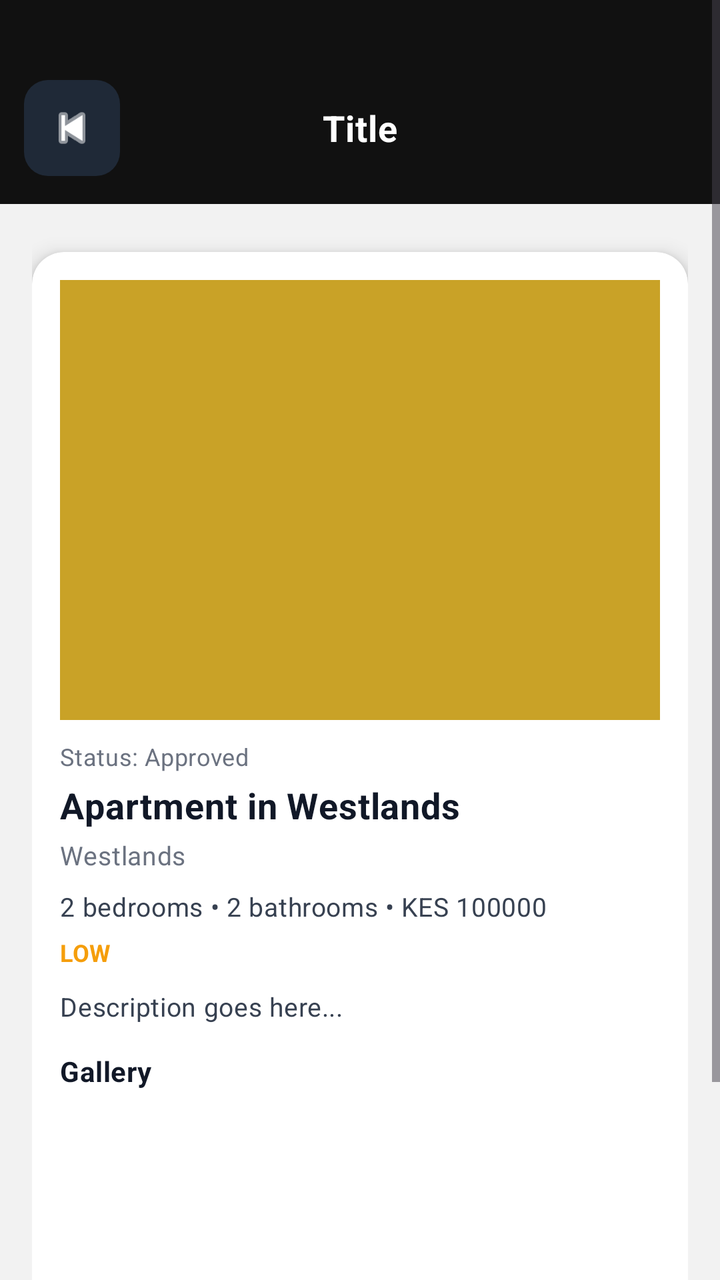
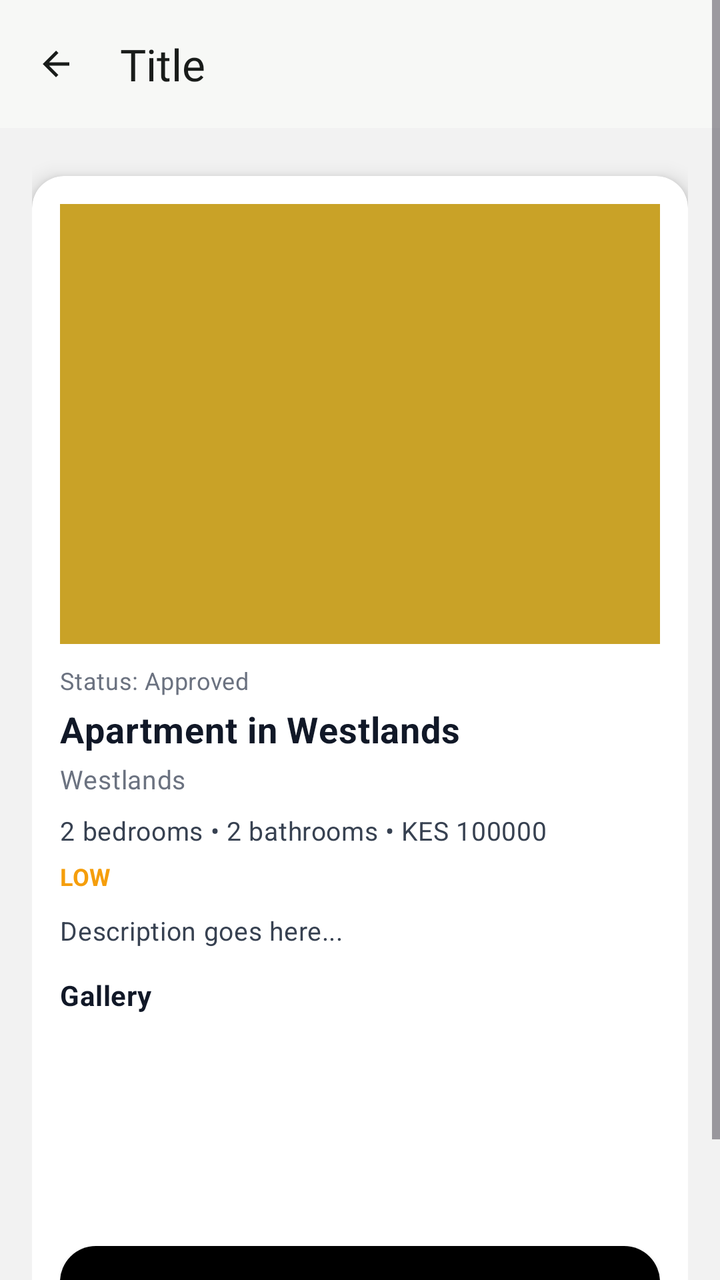

Before-and-after screenshots of an Android layout around one commit, followed by the original layout XML and the change that was made.
<!-- AndroidManifest.xml: application theme Theme.KodiWise -->
<!-- res/layout/activity_property_detail.xml -->
<?xml version="1.0" encoding="utf-8"?>
<ScrollView xmlns:android="http://schemas.android.com/apk/res/android"
    xmlns:app="http://schemas.android.com/apk/res-auto"
    android:layout_width="match_parent"
    android:layout_height="match_parent"
    android:background="#F2F2F2"
    android:fillViewport="true">

    <LinearLayout
        android:layout_width="match_parent"
        android:layout_height="wrap_content"
        android:orientation="vertical">

        <include layout="@layout/include_back_header" />

        <LinearLayout
            android:layout_width="match_parent"
            android:layout_height="wrap_content"
            android:orientation="vertical"
            android:padding="16dp">

            <androidx.cardview.widget.CardView
                android:layout_width="match_parent"
                android:layout_height="wrap_content"
                android:layout_marginTop="8dp"
                android:layout_marginBottom="18dp"
                app:cardCornerRadius="16dp"
                app:cardElevation="6dp">

                <LinearLayout
                    android:layout_width="match_parent"
                    android:layout_height="wrap_content"
                    android:orientation="vertical"
                    android:padding="14dp">

                    <ImageView
                        android:id="@+id/ivCover"
                        android:layout_width="match_parent"
                        android:layout_height="220dp"
                        android:scaleType="centerCrop"
                        android:background="#E5E7EB"
                        android:src="@drawable/ic_launcher_background" />

                    <TextView
                        android:id="@+id/tvStatus"
                        android:layout_width="wrap_content"
                        android:layout_height="wrap_content"
                        android:layout_marginTop="10dp"
                        android:text="Status: Approved"
                        android:textColor="#6B7280"
                        android:textSize="12sp" />

                    <TextView
                        android:id="@+id/tvTitle"
                        android:layout_width="match_parent"
                        android:layout_height="wrap_content"
                        android:layout_marginTop="4dp"
                        android:text="Apartment in Westlands"
                        android:textColor="#111827"
                        android:textSize="18sp"
                        android:textStyle="bold" />

                    <TextView
                        android:id="@+id/tvLocation"
                        android:layout_width="match_parent"
                        android:layout_height="wrap_content"
                        android:layout_marginTop="4dp"
                        android:text="Westlands"
                        android:textColor="#6B7280"
                        android:textSize="13sp" />

                    <TextView
                        android:id="@+id/tvMeta"
                        android:layout_width="match_parent"
                        android:layout_height="wrap_content"
                        android:layout_marginTop="8dp"
                        android:text="2 bedrooms • 2 bathrooms • KES 100000"
                        android:textColor="#374151"
                        android:textSize="13sp" />

                    <TextView
                        android:id="@+id/tvBand"
                        android:layout_width="wrap_content"
                        android:layout_height="wrap_content"
                        android:layout_marginTop="6dp"
                        android:text="LOW"
                        android:textStyle="bold"
                        android:textSize="12sp"
                        android:textColor="#F59E0B" />

                    <TextView
                        android:id="@+id/tvDesc"
                        android:layout_width="match_parent"
                        android:layout_height="wrap_content"
                        android:layout_marginTop="10dp"
                        android:text="Description goes here..."
                        android:textColor="#374151"
                        android:textSize="13sp" />

                    <TextView
                        android:layout_width="match_parent"
                        android:layout_height="wrap_content"
                        android:layout_marginTop="14dp"
                        android:text="Gallery"
                        android:textColor="#111827"
                        android:textSize="14sp"
                        android:textStyle="bold" />

                    <androidx.recyclerview.widget.RecyclerView
                        android:id="@+id/rvGallery"
                        android:layout_width="match_parent"
                        android:layout_height="92dp"
                        android:layout_marginTop="8dp"
                        android:clipToPadding="false" />

                    <androidx.appcompat.widget.AppCompatButton
                        android:id="@+id/btnViewAr"
                        android:layout_width="match_parent"
                        android:layout_height="48dp"
                        android:layout_marginTop="16dp"
                        android:text="View in AR"
                        android:textAllCaps="false"
                        android:textColor="#FFFFFF"
                        android:textStyle="bold"
                        android:textSize="14sp"
                        android:background="@drawable/btn_black_rounded"
                        android:backgroundTint="@null" />

                </LinearLayout>

            </androidx.cardview.widget.CardView>

        </LinearLayout>

    </LinearLayout>
</ScrollView>
<!-- res/layout/include_back_header.xml (included above) -->
<?xml version="1.0" encoding="utf-8"?>
<LinearLayout xmlns:android="http://schemas.android.com/apk/res/android"
    xmlns:app="http://schemas.android.com/apk/res-auto"
    android:id="@+id/backHeaderRoot"
    android:layout_width="match_parent"
    android:layout_height="wrap_content"
    android:orientation="horizontal"
    android:gravity="center_vertical"
    android:background="#111111"
    android:paddingStart="12dp"
    android:paddingEnd="12dp"
    android:paddingTop="40dp"
    android:paddingBottom="14dp">

    <androidx.appcompat.widget.AppCompatImageButton
        android:id="@+id/btnBackHeader"
        android:layout_width="48dp"
        android:layout_height="48dp"
        android:background="@drawable/bg_header_icon"
        android:contentDescription="Back"
        android:padding="10dp"
        android:scaleType="centerInside"
        android:src="@android:drawable/ic_media_previous"
        app:tint="#FFFFFF" />

    <TextView
        android:id="@+id/tvHeaderTitle"
        android:layout_width="0dp"
        android:layout_height="wrap_content"
        android:layout_weight="1"
        android:gravity="center"
        android:text="Title"
        android:textColor="#FFFFFF"
        android:textStyle="bold"
        android:textSize="18sp"
        android:paddingStart="8dp"
        android:paddingEnd="8dp" />

    <Space
        android:layout_width="48dp"
        android:layout_height="48dp" />

</LinearLayout>
<!-- resources referenced by this layout -->
<resources>
  <!-- drawable bg_header_icon (drawable) -->
  <?xml version="1.0" encoding="utf-8"?>
  <shape xmlns:android="http://schemas.android.com/apk/res/android">
      <solid android:color="#1F2937" />
      <corners android:radius="12dp" />
  </shape>
  <style name="Theme.KodiWise" parent="Base.Theme.KodiWise" />
  <color name="kw_brand_gold">#C9A227</color>
  <color name="kw_primary">#0B5D3B</color>
  <color name="kw_on_primary">#FFFFFF</color>
  <color name="kw_primary_container">#CDEBD9</color>
  <color name="kw_on_primary_container">#002114</color>
  <color name="kw_secondary">#C9A227</color>
  <color name="kw_on_secondary">#1F1B00</color>
  <color name="kw_secondary_container">#FFF1C2</color>
  <color name="kw_on_secondary_container">#3D2F00</color>
  <color name="kw_tertiary">#3E6553</color>
  <color name="kw_on_tertiary">#FFFFFF</color>
  <color name="kw_tertiary_container">#C0EBD4</color>
  <color name="kw_on_tertiary_container">#002114</color>
  <color name="kw_error">#B3261E</color>
  <color name="kw_on_error">#FFFFFF</color>
  <color name="kw_error_container">#F9DEDC</color>
  <color name="kw_on_error_container">#410E0B</color>
  <color name="kw_background">#F7F8F6</color>
  <color name="kw_on_background">#191C1A</color>
  <color name="kw_surface">#FFFFFF</color>
  <color name="kw_on_surface">#191C1A</color>
  <color name="kw_surface_variant">#DCE5DD</color>
  <color name="kw_on_surface_variant">#404943</color>
  <color name="kw_outline">#707973</color>
  <color name="kw_outline_variant">#C0C9C1</color>
  <color name="kw_surface_container_lowest">#FFFFFF</color>
  <color name="kw_surface_container_low">#F2F4F1</color>
  <color name="kw_surface_container">#ECEFEB</color>
  <color name="kw_surface_container_high">#E6E9E5</color>
  <color name="kw_surface_container_highest">#E1E3DF</color>
  <color name="kw_surface_dim">#D8DBD7</color>
  <color name="kw_surface_bright">#F7F8F6</color>
  <color name="kw_inverse_surface">#2E312E</color>
  <color name="kw_inverse_on_surface">#EFF1ED</color>
  <color name="kw_inverse_primary">#8FD5AE</color>
  <style name="Widget.KodiWise.TextView" parent="Widget.AppCompat.TextView">
          <item name="android:textAppearance">@style/TextAppearance.KodiWise.BodyMedium</item>
      </style>
  <style name="TextAppearance.KodiWise.BodyLarge" parent="TextAppearance.Material3.BodyLarge">
          
          <item name="android:textViewStyle">@style/Widget.KodiWise.TextView</item>
      </style>
  <style name="TextAppearance.KodiWise.BodyMedium" parent="TextAppearance.Material3.BodyMedium">
          
          <item name="android:textViewStyle">@style/Widget.KodiWise.TextView</item>
      </style>
  <style name="TextAppearance.KodiWise.BodySmall" parent="TextAppearance.Material3.BodySmall">
          
          <item name="android:textViewStyle">@style/Widget.KodiWise.TextView</item>
      </style>
  <style name="ShapeAppearance.KodiWise.Large" parent="ShapeAppearance.Material3.Corner.Large">
          <item name="cornerFamily">rounded</item>
          <item name="cornerSize">16dp</item>
      </style>
  <style name="Widget.KodiWise.Chip" parent="Widget.Material3.Chip.Filter" />
  <style name="Widget.KodiWise.CheckBox" parent="Widget.Material3.CompoundButton.CheckBox">
          <item name="android:minHeight">48dp</item>
      </style>
  <color name="kw_card">#FFFFFF</color>
  <color name="kw_card_stroke">#E1E5E1</color>
  <style name="Widget.KodiWise.BottomNav.NoIndicator" parent="Widget.Material3.BottomNavigationView.ActiveIndicator">
          <item name="android:color">@android:color/transparent</item>
      </style>
  <!-- unchanged entries left out for length: 21 -->
</resources>

<!-- the commit's change to res/layout/activity_property_detail.xml (unified diff, before → after) -->
@@ -1,5 +1,6 @@
 <?xml version="1.0" encoding="utf-8"?>
 <ScrollView xmlns:android="http://schemas.android.com/apk/res/android"
+    android:fitsSystemWindows="true"
     xmlns:app="http://schemas.android.com/apk/res-auto"
     android:layout_width="match_parent"
     android:layout_height="match_parent"
@@ -141,40 +142,31 @@
     android:id="@+id/backHeaderRoot"
     android:layout_width="match_parent"
     android:layout_height="wrap_content"
+    android:background="?android:attr/colorBackground"
+    android:gravity="center_vertical"
+    android:minHeight="64dp"
     android:orientation="horizontal"
-    android:gravity="center_vertical"
-    android:background="#111111"
-    android:paddingStart="12dp"
-    android:paddingEnd="12dp"
-    android:paddingTop="40dp"
-    android:paddingBottom="14dp">
+    android:paddingStart="4dp"
+    android:paddingEnd="16dp">
 
-    <androidx.appcompat.widget.AppCompatImageButton
+    <com.google.android.material.button.MaterialButton
         android:id="@+id/btnBackHeader"
+        style="@style/Widget.Material3.Button.IconButton"
         android:layout_width="48dp"
         android:layout_height="48dp"
-        android:background="@drawable/bg_header_icon"
-        android:contentDescription="Back"
-        android:padding="10dp"
-        android:scaleType="centerInside"
-        android:src="@android:drawable/ic_media_previous"
-        app:tint="#FFFFFF" />
+        android:contentDescription="@string/back"
+        app:icon="@drawable/ic_arrow_back"
+        app:iconTint="?attr/colorOnSurface" />
 
     <TextView
         android:id="@+id/tvHeaderTitle"
         android:layout_width="0dp"
         android:layout_height="wrap_content"
+        android:layout_marginStart="8dp"
         android:layout_weight="1"
-        android:gravity="center"
-        android:text="Title"
-        android:textColor="#FFFFFF"
-        android:textStyle="bold"
-        android:textSize="18sp"
-        android:paddingStart="8dp"
-        android:paddingEnd="8dp" />
-
-    <Space
-        android:layout_width="48dp"
-        android:layout_height="48dp" />
-
+        android:ellipsize="end"
+        android:singleLine="true"
+        android:text="@string/header_title"
+        android:textAppearance="?attr/textAppearanceTitleLarge"
+        android:textColor="?attr/colorOnSurface" />
 </LinearLayout>
<!-- resource entries referenced after the edit -->
@@ -1,11 +1,20 @@
 <!-- resources referenced by this layout -->
 <resources>
-  <!-- drawable bg_header_icon (drawable) -->
+  <!-- drawable ic_arrow_back (drawable) -->
   <?xml version="1.0" encoding="utf-8"?>
-  <shape xmlns:android="http://schemas.android.com/apk/res/android">
-      <solid android:color="#1F2937" />
-      <corners android:radius="12dp" />
-  </shape>
+  <vector xmlns:android="http://schemas.android.com/apk/res/android"
+      android:width="24dp"
+      android:height="24dp"
+      android:autoMirrored="true"
+      android:tint="?attr/colorControlNormal"
+      android:viewportWidth="24"
+      android:viewportHeight="24">
+      <path
+          android:fillColor="@android:color/white"
+          android:pathData="M20,11H7.83l5.59,-5.59L12,4l-8,8 8,8 1.41,-1.41L7.83,13H20v-2z" />
+  </vector>
+  <string name="back">Back</string>
+  <string name="header_title">Title</string>
   <style name="Theme.KodiWise" parent="Base.Theme.KodiWise" />
   <color name="kw_brand_gold">#C9A227</color>
   <color name="kw_primary">#0B5D3B</color>
